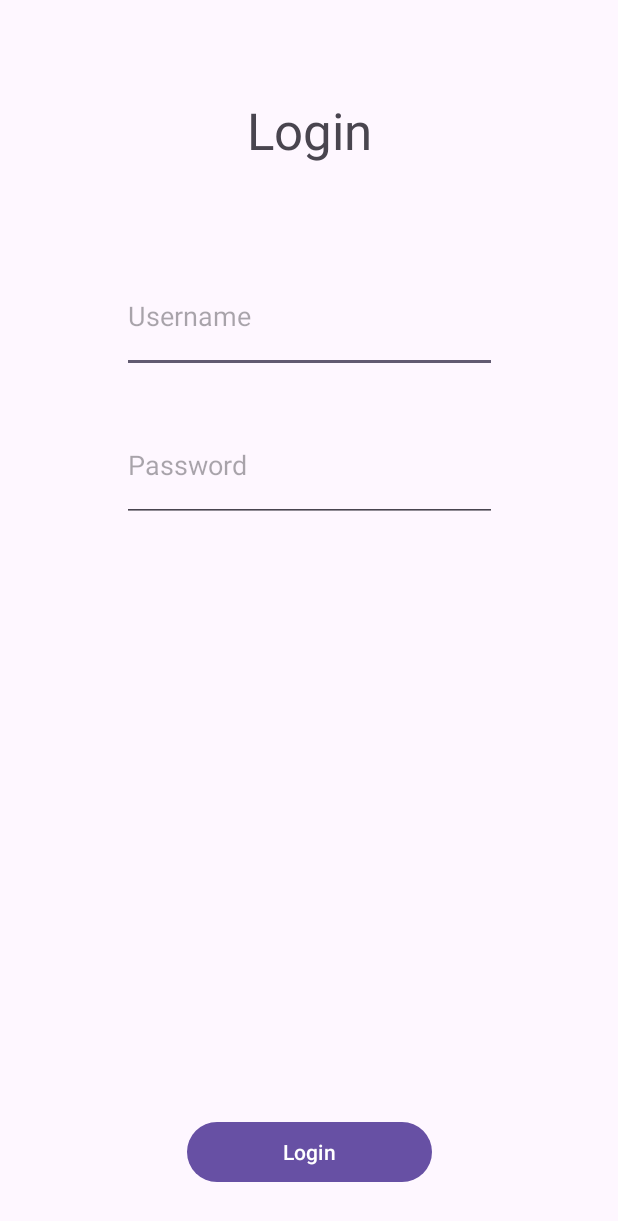
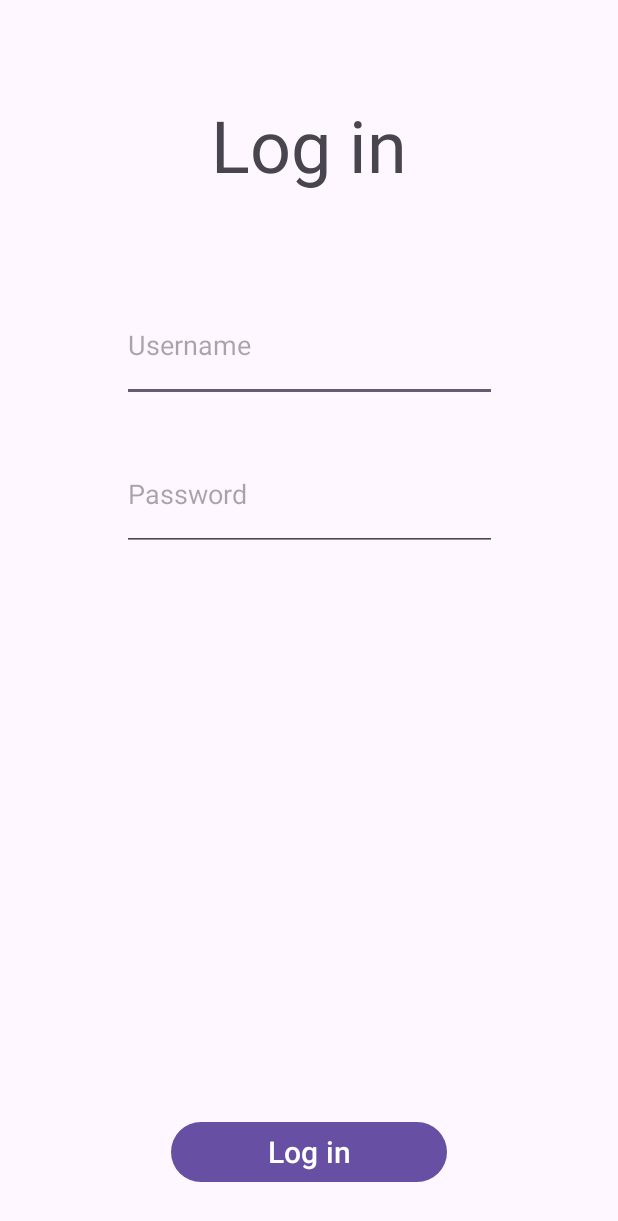
Before and after one commit to thomas-lavoie/PFI, an Android app: the screen it shows after launch (MainActivity), on a phone screen of 412 x 824 dp. Shown: the top 1221 px of the screen. Run offline under Robolectric (Android 15) with nearby library versions, the phone set to English and light mode, and no system bars.

Commit message:
MainActivity(Login) layout et strings (V.3)

```diff
--- a/app/src/main/res/layout/activity_main.xml
+++ b/app/src/main/res/layout/activity_main.xml
@@ -12,7 +12,7 @@
         android:layout_height="wrap_content"
         android:layout_marginTop="64dp"
         android:text="@string/loginTitre"
-        android:textSize="34sp"
+        android:textSize="48sp"
         app:layout_constraintEnd_toEndOf="parent"
         app:layout_constraintStart_toStartOf="parent"
         app:layout_constraintTop_toTopOf="parent" />
@@ -49,6 +49,7 @@
         android:paddingLeft="64dp"
         android:paddingRight="64dp"
         android:text="@string/btnLogin"
+        android:textSize="20sp"
         app:layout_constraintBottom_toBottomOf="parent"
         app:layout_constraintEnd_toEndOf="parent"
         app:layout_constraintStart_toStartOf="parent" />
--- a/app/src/main/res/values/strings.xml
+++ b/app/src/main/res/values/strings.xml
@@ -2,10 +2,10 @@
     <string name="app_name">PFI</string>
 
     <!-- MainActivity -->
-    <string name="loginTitre">Login</string>
+    <string name="loginTitre">Log in</string>
     <string name="usernameHint">Username</string>
     <string name="passwordHint">Password</string>
-    <string name="btnLogin">Login</string>
+    <string name="btnLogin">Log in</string>
 
     <!-- -->
     <!-- -->
```
